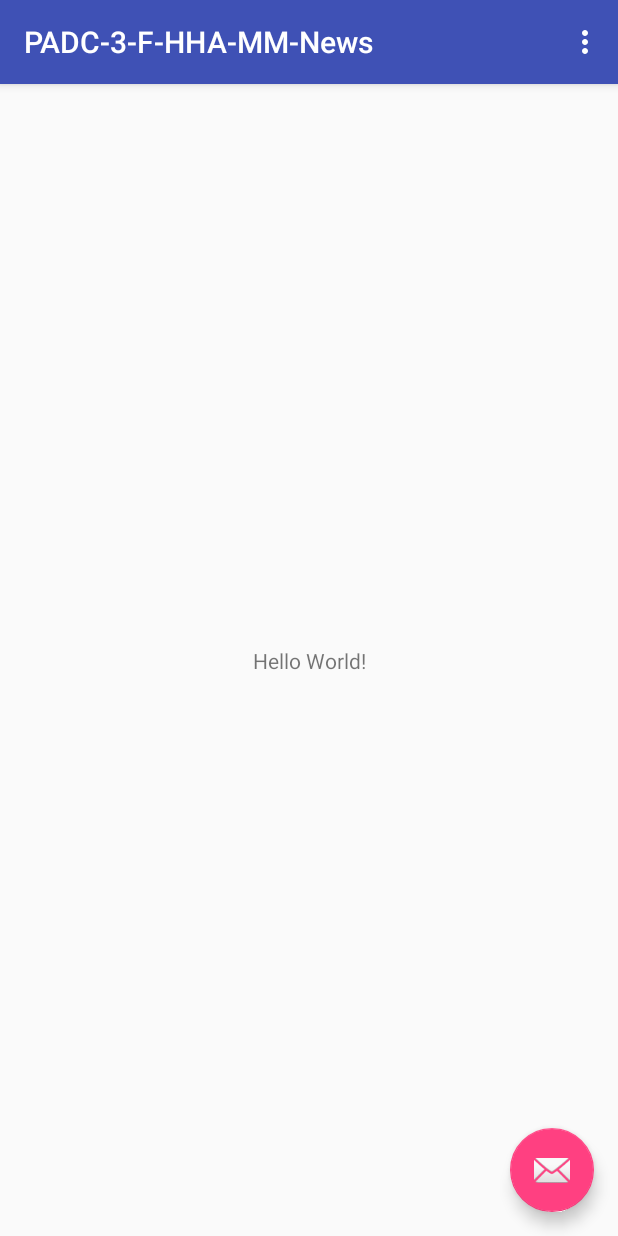
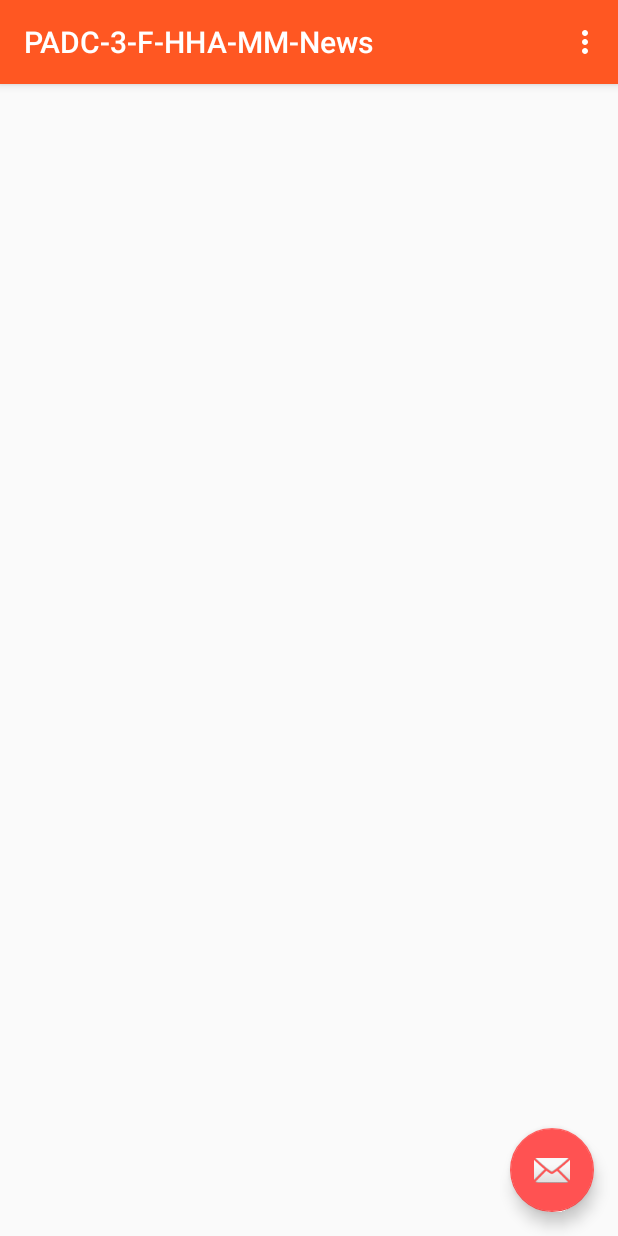
Before and after one commit to zack1191/PADC-3-F-HHA-MM-News, an Android app: the screen it shows after launch (MainActivity), on a phone screen of 412 x 824 dp. Run offline under Robolectric (Android 15) with nearby library versions, the phone set to English and light mode, and no system bars.

Commit message:
Project initialize -xml layout -package -application -theme & color

```diff
--- a/app/build.gradle
+++ b/app/build.gradle
@@ -3,7 +3,7 @@ apply plugin: 'com.android.application'
 android {
     compileSdkVersion 26
     defaultConfig {
-        applicationId "com.hha.heinhtetaung.padc_3_f_hha_mm_news"
+        applicationId "com.hha.heinhtetaung.news"
         minSdkVersion 21
         targetSdkVersion 26
         versionCode 1
--- a/app/src/main/AndroidManifest.xml
+++ b/app/src/main/AndroidManifest.xml
@@ -1,8 +1,9 @@
 <?xml version="1.0" encoding="utf-8"?>
 <manifest xmlns:android="http://schemas.android.com/apk/res/android"
-    package="com.hha.heinhtetaung.padc_3_f_hha_mm_news">
+    package="com.hha.heinhtetaung.news">
 
     <application
+        android:name=".MMNewsApp"
         android:allowBackup="true"
         android:icon="@mipmap/ic_launcher"
         android:label="@string/app_name"
@@ -10,7 +11,7 @@
         android:supportsRtl="true"
         android:theme="@style/AppTheme">
         <activity
-            android:name=".MainActivity"
+            android:name="com.hha.heinhtetaung.news.activities.MainActivity"
             android:label="@string/app_name"
             android:theme="@style/AppTheme.NoActionBar">
             <intent-filter>
--- /dev/null
+++ b/app/src/main/java/com/hha/heinhtetaung/news/MMNewsApp.java
@@ -0,0 +1,10 @@
+package com.hha.heinhtetaung.news;
+
+import android.app.Application;
+
+/**
+ * Created by E5 on 11/26/2017.
+ */
+
+public class MMNewsApp extends Application {
+}
--- a/app/src/main/java/com/hha/heinhtetaung/padc_3_f_hha_mm_news/MainActivity.java
+++ b/app/src/main/java/com/hha/heinhtetaung/news/activities/MainActivity.java
@@ -1,4 +1,4 @@
-package com.hha.heinhtetaung.padc_3_f_hha_mm_news;
+package com.hha.heinhtetaung.news.activities;
 
 import android.os.Bundle;
 import android.support.design.widget.FloatingActionButton;
@@ -8,6 +8,9 @@ import android.support.v7.widget.Toolbar;
 import android.view.View;
 import android.view.Menu;
 import android.view.MenuItem;
+
+import com.hha.heinhtetaung.news.R;
+
 
 public class MainActivity extends AppCompatActivity {
 
--- a/app/src/main/res/layout/activity_main.xml
+++ b/app/src/main/res/layout/activity_main.xml
@@ -4,7 +4,7 @@
     xmlns:tools="http://schemas.android.com/tools"
     android:layout_width="match_parent"
     android:layout_height="match_parent"
-    tools:context="com.hha.heinhtetaung.padc_3_f_hha_mm_news.MainActivity">
+    tools:context="com.hha.heinhtetaung.padc_3_f_hha_mm_news.com.hha.heinhtetaung.news.MainActivity">
 
     <android.support.design.widget.AppBarLayout
         android:layout_width="match_parent"
@@ -20,7 +20,14 @@
 
     </android.support.design.widget.AppBarLayout>
 
-    <include layout="@layout/content_main" />
+
+
+    <RelativeLayout
+        android:layout_width="match_parent"
+        android:layout_height="match_parent"
+        app:layout_behavior="@string/appbar_scrolling_view_behavior">
+
+    </RelativeLayout>
 
     <android.support.design.widget.FloatingActionButton
         android:id="@+id/fab"
--- a/app/src/main/res/layout/content_main.xml
+++ /dev/null
@@ -1,20 +0,0 @@
-<?xml version="1.0" encoding="utf-8"?>
-<android.support.constraint.ConstraintLayout xmlns:android="http://schemas.android.com/apk/res/android"
-    xmlns:app="http://schemas.android.com/apk/res-auto"
-    xmlns:tools="http://schemas.android.com/tools"
-    android:layout_width="match_parent"
-    android:layout_height="match_parent"
-    app:layout_behavior="@string/appbar_scrolling_view_behavior"
-    tools:context="com.hha.heinhtetaung.padc_3_f_hha_mm_news.MainActivity"
-    tools:showIn="@layout/activity_main">
-
-    <TextView
-        android:layout_width="wrap_content"
-        android:layout_height="wrap_content"
-        android:text="Hello World!"
-        app:layout_constraintBottom_toBottomOf="parent"
-        app:layout_constraintLeft_toLeftOf="parent"
-        app:layout_constraintRight_toRightOf="parent"
-        app:layout_constraintTop_toTopOf="parent" />
-
-</android.support.constraint.ConstraintLayout>
--- a/app/src/main/res/menu/menu_main.xml
+++ b/app/src/main/res/menu/menu_main.xml
@@ -1,7 +1,7 @@
 <menu xmlns:android="http://schemas.android.com/apk/res/android"
     xmlns:app="http://schemas.android.com/apk/res-auto"
     xmlns:tools="http://schemas.android.com/tools"
-    tools:context="com.hha.heinhtetaung.padc_3_f_hha_mm_news.MainActivity">
+    tools:context="com.hha.heinhtetaung.padc_3_f_hha_mm_news.com.hha.heinhtetaung.news.MainActivity">
     <item
         android:id="@+id/action_settings"
         android:orderInCategory="100"
--- a/app/src/main/res/values/colors.xml
+++ b/app/src/main/res/values/colors.xml
@@ -1,6 +1,11 @@
 <?xml version="1.0" encoding="utf-8"?>
 <resources>
-    <color name="colorPrimary">#3F51B5</color>
-    <color name="colorPrimaryDark">#303F9F</color>
-    <color name="colorAccent">#FF4081</color>
+    <color name="primary">#FF5722</color>
+    <color name="primary_dark">#E64A19</color>
+    <color name="primary_light">#FFCCBC</color>
+    <color name="accent">#FF5252</color>
+    <color name="primary_text">#212121</color>
+    <color name="secondary_text">#757575</color>
+    <color name="icons">#FFFFFF</color>
+    <color name="divider">#BDBDBD</color>
 </resources>
--- a/app/src/main/res/values/styles.xml
+++ b/app/src/main/res/values/styles.xml
@@ -3,9 +3,9 @@
     <!-- Base application theme. -->
     <style name="AppTheme" parent="Theme.AppCompat.Light.DarkActionBar">
         <!-- Customize your theme here. -->
-        <item name="colorPrimary">@color/colorPrimary</item>
-        <item name="colorPrimaryDark">@color/colorPrimaryDark</item>
-        <item name="colorAccent">@color/colorAccent</item>
+        <item name="colorPrimary">@color/primary</item>
+        <item name="colorPrimaryDark">@color/primary_dark</item>
+        <item name="colorAccent">@color/accent</item>
     </style>
 
     <style name="AppTheme.NoActionBar">
```
Also changed, not shown: gradle/wrapper/gradle-wrapper.properties.
